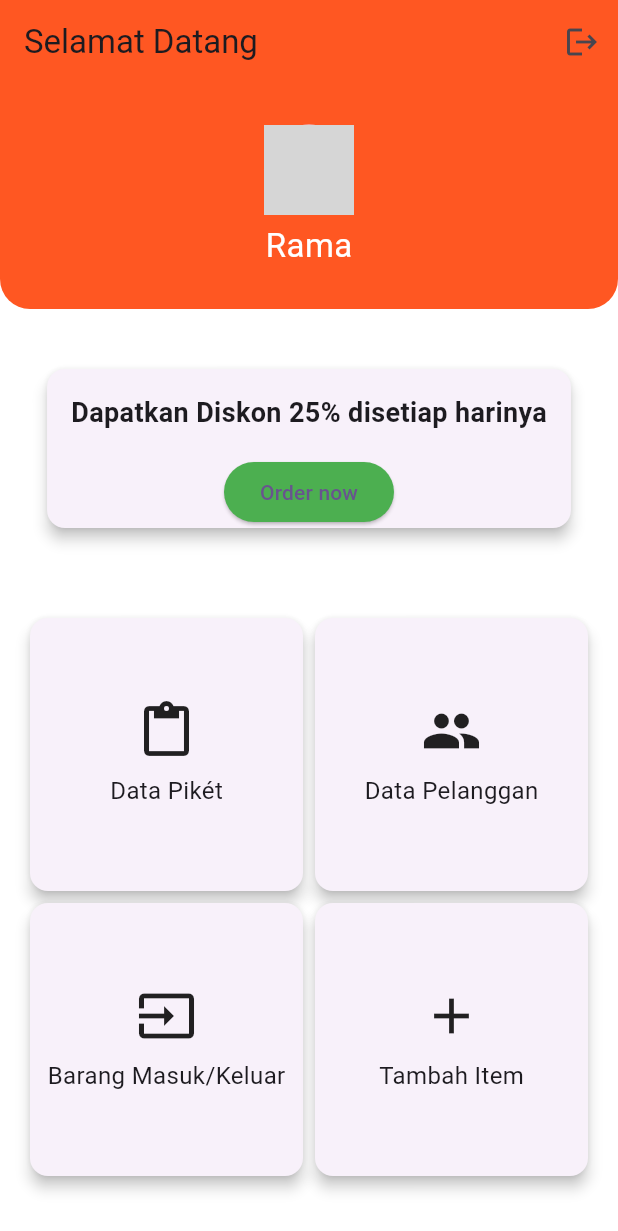
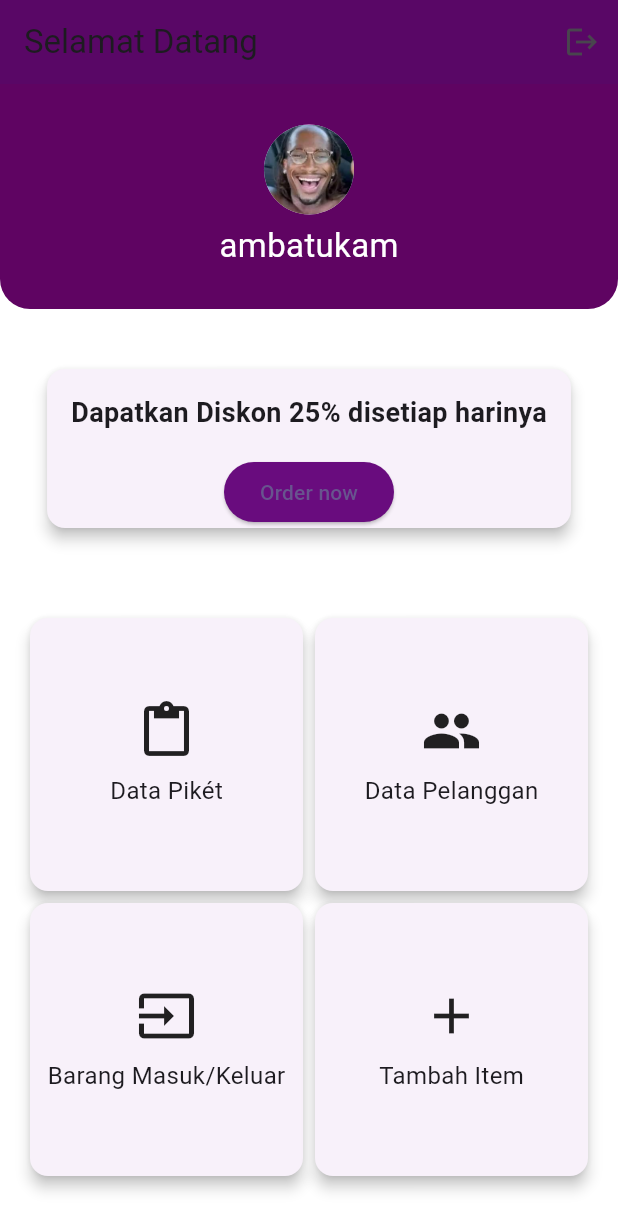
Before and after one commit to RamaSandhy/20220140029_UCP1Flutterr, a Flutter app: the HomePage screen opened directly, on a phone screen of 412 x 824 dp. Shown: the top 1231 px of the screen. Run offline on Flutter 3.47's test engine with Material 3 defaults, Android fonts, the phone set to English and light mode, and no system bars; grey boxes are pictures that could not be loaded.

Commit message:
mengganti avatar foto dan background homepage

```diff
--- a/ucp1flutterr/lib/home_page.dart
+++ b/ucp1flutterr/lib/home_page.dart
@@ -17,7 +17,7 @@ class HomePage extends StatelessWidget {
             },
           ),
         ],
-        backgroundColor: const Color(0xFFFF5722),
+        backgroundColor: const Color.fromARGB(255, 89, 7, 102),
       ),
       body: Column(
         children: [
@@ -25,7 +25,7 @@ class HomePage extends StatelessWidget {
             height: 150,
             width: double.infinity,
             decoration: BoxDecoration(
-              color: const Color(0xFFFF5722),
+              color: const Color.fromARGB(255, 95, 4, 98),
               borderRadius: const BorderRadius.vertical(bottom: Radius.circular(20)),
             ),
             child: Center(
@@ -34,10 +34,10 @@ class HomePage extends StatelessWidget {
                 children: const [
                   CircleAvatar(
                     radius: 30,
-                    backgroundImage: AssetImage('assets/profile_picture.png'), // Replace with your profile image
+                    backgroundImage: AssetImage('assets/ambatukamm.jpeg'), // Replace with your profile image
                   ),
                   SizedBox(height: 5),
-                  Text('Rama', style: TextStyle(color: Colors.white, fontSize: 22)),
+                  Text('ambatukam', style: TextStyle(color: Colors.white, fontSize: 22)),
                 ],
               ),
             ),
@@ -62,7 +62,7 @@ class HomePage extends StatelessWidget {
                     },
                     child: const Text('Order now'),
                     style: ElevatedButton.styleFrom(
-                    backgroundColor: Colors.green,
+                    backgroundColor: const Color.fromARGB(255, 105, 12, 126),
                     )
                   ),
                 ],
```
Also changed, not shown: ucp1flutterr/assets/ambatukam.jpeg (added), ucp1flutterr/assets/ambatukamm.jpeg (added).
